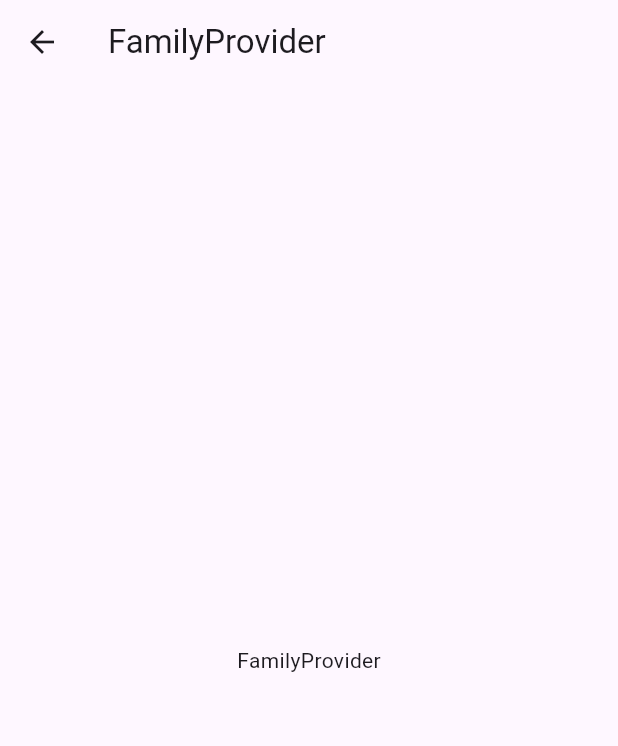
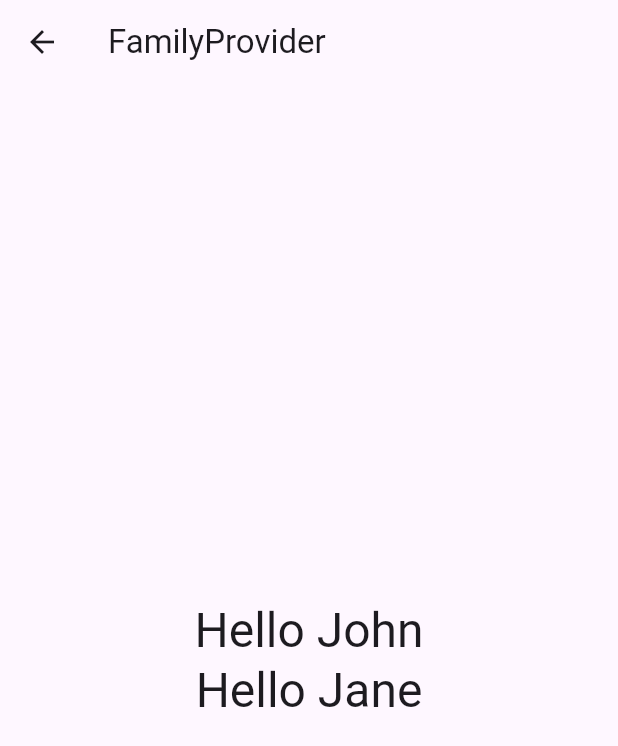
Before and after one commit to jsmile/riverpod_provider, a Flutter app: the FamilyPage screen opened directly, on a phone screen of 412 x 824 dp. Shown: the top 746 px of the screen. Run offline on Flutter 3.47's test engine with Material 3 defaults, Android fonts, the phone set to English and light mode, and no system bars; our stand-ins replace flutter_riverpod.

Commit message:
riverpod Provider.family<T, arg>()

```diff
--- a/lib/src/pages/family/family_page.dart
+++ b/lib/src/pages/family/family_page.dart
@@ -1,16 +1,34 @@
 import 'package:flutter/material.dart';
+import 'package:flutter_riverpod/flutter_riverpod.dart';
 
-class FamilyPage extends StatelessWidget {
+import 'family_provider.dart';
+
+class FamilyPage extends ConsumerWidget {
   const FamilyPage({super.key});
 
   @override
-  Widget build(BuildContext context) {
+  Widget build(BuildContext context, WidgetRef ref) {
+    final helloJohn = ref.watch(familyHelloProvider('John'));
+    final helloJane = ref.watch(familyHelloProvider('Jane'));
+
     return Scaffold(
       appBar: AppBar(
         title: const Text('FamilyProvider'),
       ),
-      body: const Center(
-        child: Text('FamilyProvider'),
+      body: Center(
+        child: Column(
+          mainAxisAlignment: MainAxisAlignment.center,
+          children: [
+            Text(
+              helloJohn,
+              style: Theme.of(context).textTheme.headlineLarge,
+            ),
+            Text(
+              helloJane,
+              style: Theme.of(context).textTheme.headlineLarge,
+            ),
+          ],
+        ),
       ),
     );
   }
--- a/lib/src/pages/family/family_provider.dart
+++ b/lib/src/pages/family/family_provider.dart
@@ -0,0 +1,12 @@
+import 'package:flutter_riverpod/flutter_riverpod.dart';
+
+final familyHelloProvider =
+    Provider.family<String, String>((ProviderRef ref, String name) {
+  print('### familyHelloProvider : created !');
+
+  ref.onDispose(() {
+    print('### familyHelloProvider : disposed !');
+  });
+
+  return 'Hello $name';
+});
```
